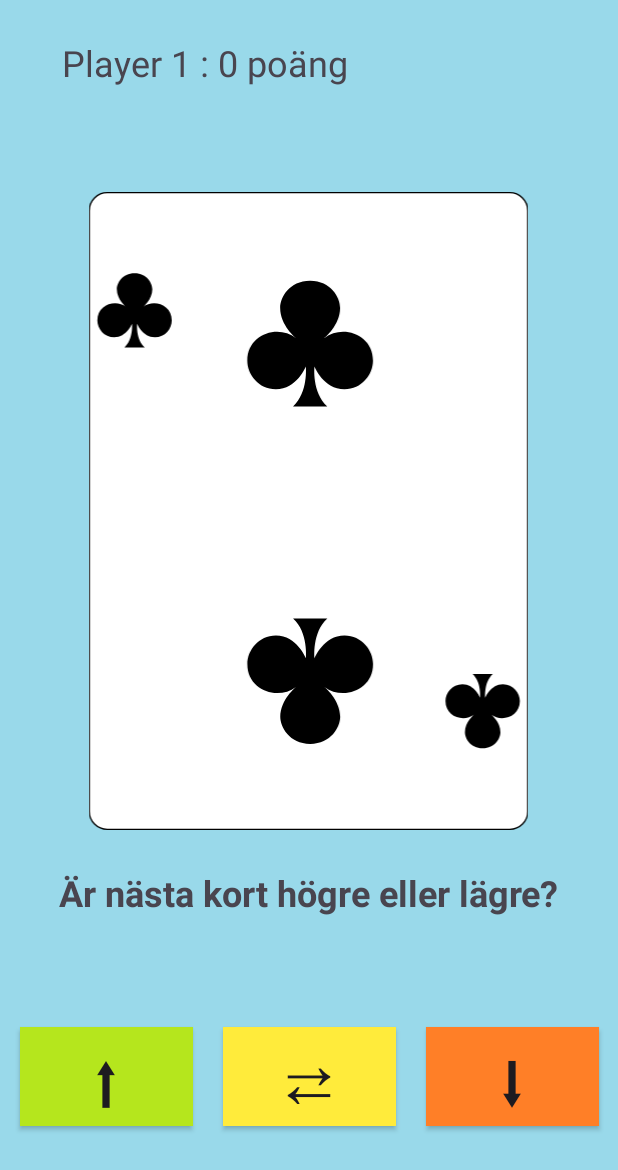
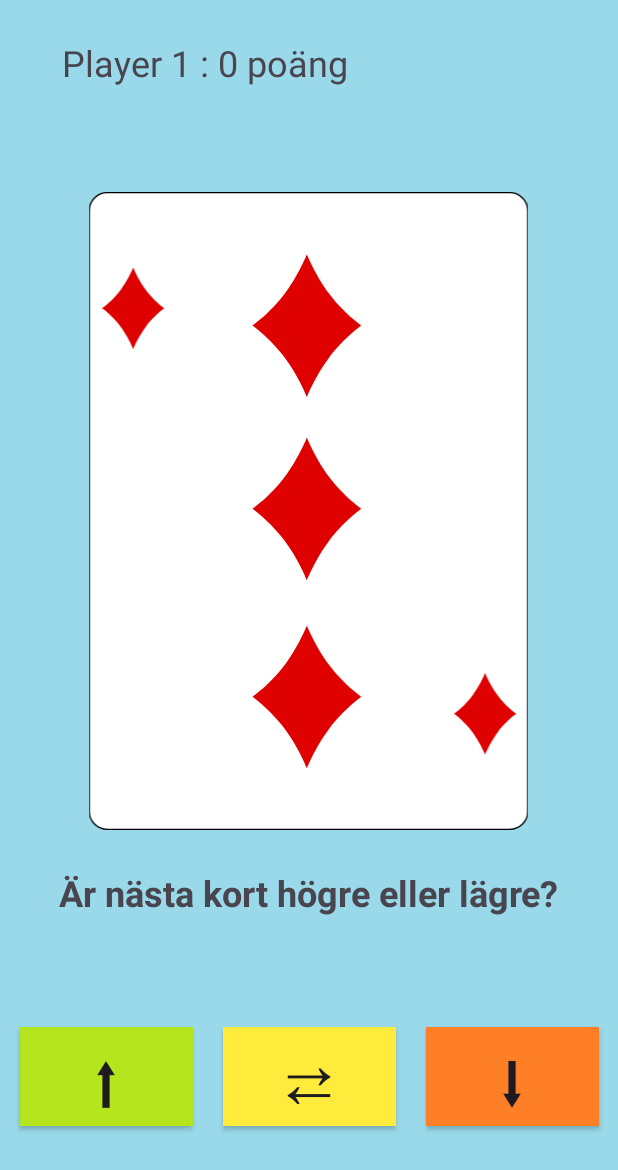
Before and after one commit to blexter/MA23_ANDROID_PROJECT_1, an Android app: the screen it shows after launch (GameActivity), after a tap on "KÖR IGÅNG!", on a phone screen of 412 x 824 dp. Shown: the top 1170 px of the screen. Run offline under Robolectric (Android 15) with nearby library versions, the phone set to English and light mode, and no system bars.

Commit message:
Fixed issues with everything :D - app doesnt start/crashed and so on

```diff
--- a/app/src/main/java/com/example/ma23_android_project_1/GameActivity.kt
+++ b/app/src/main/java/com/example/ma23_android_project_1/GameActivity.kt
@@ -18,35 +18,44 @@ class GameActivity : AppCompatActivity() {
     private lateinit var cardImage : ImageView
 
 
-
+    private var name : String? = null
     private var points : Int = 0
-    private var currentValue : Comparable<*> = 0
+    private var currentValue: Int = 0
     private lateinit var currentCard : ImageItem
-    //private val card = Deck(applicationContext)
+    private val card: Deck by lazy {
+        Deck(applicationContext)
+    }
 
     override fun onCreate(savedInstanceState: Bundle?) {
         super.onCreate(savedInstanceState)
         setContentView(R.layout.activity_game)
 
+        cardImage = findViewById(R.id.cardImageView)
         pointsView = findViewById(R.id.pointTextView)
         //val name: String
         //name = intent.getStringExtra("player") //.toString()
-        val name = intent.getStringExtra("player")
+        name = intent.getStringExtra("player")
         Log.d("!!!", "$name")
-        pointsView.text = " $name : $points poäng"
+        writePoints()
 
         val higherButton = findViewById<Button>(R.id.higherButton)
         val lowerButton = findViewById<Button>(R.id.lowerButton)
         val evenButton = findViewById<Button>(R.id.evenButton)
 
 
-        //getCard()
-        //currentValue = currentCard.value
-        //cardImage.setImageDrawable(currentCard.card)
+        getCard()
+        currentValue = currentCard.value as Int
+        cardImage.setImageDrawable(currentCard.card)
 
         higherButton.setOnClickListener {
-            finish()
-        }/*
+            val oldValue = currentValue
+            getCard()
+            val compResult : Int = oldValue.toString().compareTo(currentValue.toString())
+            if(compResult > 0)
+                points++
+
+            cardImage.setImageDrawable(currentCard.card)
+        }
         lowerButton.setOnClickListener {
 
             val oldValue = currentValue
@@ -56,15 +65,33 @@ class GameActivity : AppCompatActivity() {
                 points++
 
             cardImage.setImageDrawable(currentCard.card)
-            finish()
+
         }
 
+        evenButton.setOnClickListener {
+            val oldValue = currentValue
+            getCard()
+            val newValue = currentValue
+            //val compResult: Int = (oldValue as Comparable<*>).compareTo(currentValue as Comparable<*>)
+
+            if(oldValue == newValue)
+                points++
+
+            cardImage.setImageDrawable(currentCard.card)
+            writePoints()
+        }
+
+
+
+    }
+    fun writePoints() {
+        pointsView.text = " $name : $points poäng"
     }
 
     private fun getCard(){
         currentCard = card.getCard(Random.nextInt(card.returnSize()))
-        currentValue = currentCard.value
-    }*/
+        currentValue = currentCard.value as Int
+
     }
     class Deck(context : Context) {
             private val cards = arrayOf(
@@ -75,20 +102,20 @@ class GameActivity : AppCompatActivity() {
                 2,
                 3
             )
-            private val deck: List<ImageItem> = cards.mapIndexed { index, resourceId ->
-                val card = context.getDrawable(resourceId)!!
-                val value = values.getOrNull(index) ?: ""
-                ImageItem(card, value)
-            }
+        private val deck: List<ImageItem> = cards.mapIndexed { index, resourceId ->
+            val card = context.getDrawable(resourceId)!!
+            val value = values.getOrNull(index) ?: 0
+            ImageItem(card, value)
         }
 
-    /*
+
+
         fun getCard (index: Int): ImageItem{
             return deck[index]
         }
 
         fun returnSize() : Int {
-            return cards.size
+            return deck.size
         }
-*/
+    }
 }
--- a/app/src/main/res/layout/activity_game.xml
+++ b/app/src/main/res/layout/activity_game.xml
@@ -21,7 +21,7 @@
         app:layout_constraintTop_toTopOf="parent" />
 
     <ImageView
-        android:id="@+id/imageView"
+        android:id="@+id/cardImageView"
         android:layout_width="314dp"
         android:layout_height="425dp"
         android:layout_marginStart="25dp"
@@ -45,7 +45,7 @@
         android:textStyle="bold"
         app:layout_constraintEnd_toEndOf="parent"
         app:layout_constraintStart_toStartOf="parent"
-        app:layout_constraintTop_toBottomOf="@+id/imageView" />
+        app:layout_constraintTop_toBottomOf="@+id/cardImageView" />
 
     <androidx.appcompat.widget.AppCompatButton
         android:id="@+id/higherButton"
--- a/build.gradle.kts
+++ b/build.gradle.kts
@@ -1,5 +1,5 @@
 // Top-level build file where you can add configuration options common to all sub-projects/modules.
 plugins {
-    id("com.android.application") version "8.1.4" apply false
+    id("com.android.application") version "8.2.0" apply false
     id("org.jetbrains.kotlin.android") version "1.9.0" apply false
 }
```
Also changed, not shown: gradle/wrapper/gradle-wrapper.properties.
